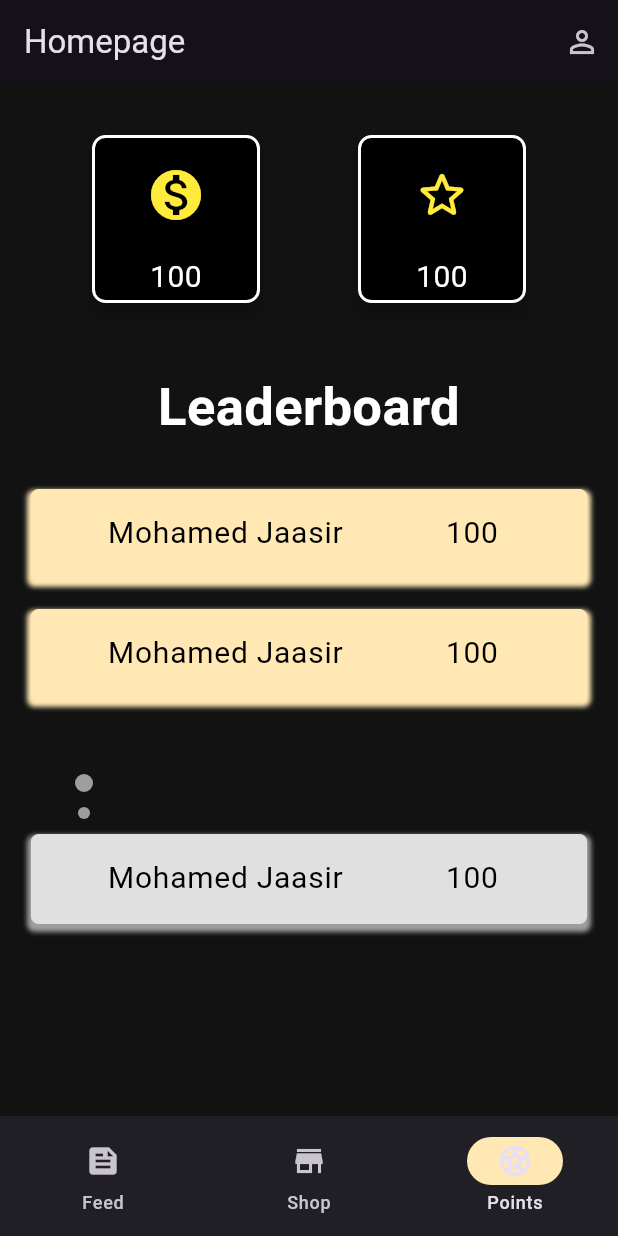
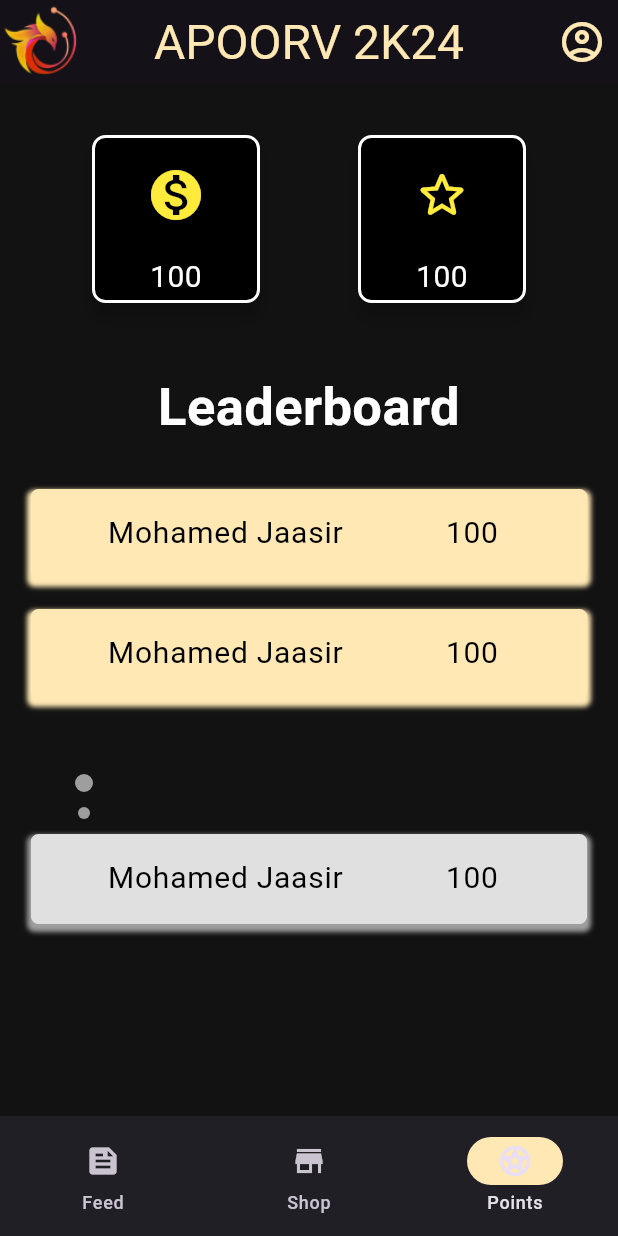
Before and after one commit to siddharthO3/Apoorv-App, a Flutter app: the HomePage screen opened by its route, item 3 of the bottom bar chosen, on a phone screen of 412 x 824 dp. Run offline on Flutter 3.47's test engine with Material 3 defaults, Android fonts, the phone set to English and light mode, and no system bars; our stand-ins replace firebase_core, flutter_dotenv, qr_flutter; accounts and stored records are empty.

```diff
--- a/lib/constants.dart
+++ b/lib/constants.dart
@@ -1,7 +1,15 @@
 import 'package:flutter/material.dart';
 
-class Constants{
+class Constants {
   static const yellowColor = Color.fromRGBO(0xFF, 0xE8, 0xB4, 1);
-  static const redColor = Color.fromRGBO(0xFB,0x41,0x69, 1);
+  static const creamColor = Color.fromRGBO(0xFD, 0xED, 0xCA, 1);
+  static const redColor = Color.fromRGBO(0xFB, 0x41, 0x69, 1);
+  static const greenColor = Color.fromRGBO(0x45, 0x97, 0x05, 1);
+  static const redColorAlt = Color.fromRGBO(0x45, 0x97, 0x05, 1);
+  static const whiteColor = Colors.white;
+
+  static const gradientHigh = Color.fromRGBO(0xFF, 0xC3, 0xAE, 1);
+  static const gradientLow = Color.fromRGBO(0xFF, 0xE8, 0xB4, 1);
+
   static const gap = SizedBox(height: 16);
 }
--- a/lib/screens/homepage/feed/feed.dart
+++ b/lib/screens/homepage/feed/feed.dart
@@ -5,7 +5,7 @@ class FeedScreen extends StatelessWidget{
 
   @override
   Widget build(BuildContext context){
-    return Scaffold(
+    return const Scaffold(
       body:
           Center(
             child: Text("Feed"),
--- a/lib/screens/homepage/homepage.dart
+++ b/lib/screens/homepage/homepage.dart
@@ -1,8 +1,9 @@
+import 'package:apoorv_app/constants.dart';
+import 'package:apoorv_app/screens/profile.dart';
 import 'package:flutter/material.dart';
 
-import 'package:apoorv_app/constants.dart';
 import './points/points.dart';
-import './Feed/feed.dart';
+import './feed/feed.dart';
 import './shop/shop.dart';
 
 class HomePage extends StatefulWidget {
@@ -17,28 +18,33 @@ int currentPageIndex = 0;
 
 class _HomePageState extends State<HomePage> {
   List screens=[
-    FeedScreen(),
-    ShopScreen(),
-    PointsScreen()
+    const FeedScreen(),
+    const ShopScreen(),
+    const PointsScreen()
   ];
   @override
   Widget build(BuildContext context) {
     return Scaffold(
-      drawer: Drawer(
-        child: Center(
-          child: Text("Drawer"),
+      appBar: AppBar(
+        titleTextStyle: const TextStyle(color: Constants.yellowColor),
+        // automaticallyImplyLeading: false,
+        centerTitle: true,
+        title: const Text(
+          "APOORV 2K24",
+          style: TextStyle(fontSize: 32),
         ),
-      ),
-      appBar: AppBar(
-        automaticallyImplyLeading: false,
-        title: Text("Homepage"),
+        leading: Image.asset(
+          'assets/images/phoenix_74.png',
+          fit: BoxFit.fitHeight,
+        ),
         actions: [
           Builder(builder: (context) {
             return IconButton(
-                onPressed: () {
-                  Scaffold.of(context).openDrawer();
-                },
-                icon: Icon(Icons.perm_identity));
+              onPressed: ()=> Navigator.of(context).pushNamed(ProfileScreen.routeName),
+              icon: const Icon(Icons.account_circle_outlined),
+              iconSize: 32,
+              color: Constants.yellowColor,
+            );
           }),
         ],
       ),
--- a/lib/screens/homepage/shop/shop.dart
+++ b/lib/screens/homepage/shop/shop.dart
@@ -5,7 +5,7 @@ class ShopScreen extends StatelessWidget{
 
   @override
   Widget build(BuildContext context){
-    return Scaffold(
+    return const Scaffold(
       body:
         Center(
           child: Text("Shops"),
--- a/lib/widgets/leaderboard-widget/leaderboard_card.dart
+++ b/lib/widgets/leaderboard-widget/leaderboard_card.dart
@@ -27,7 +27,7 @@ class LeaderboardCard extends StatelessWidget{
         break;
     }
     return Padding(
-      padding: EdgeInsets.symmetric(vertical: 10,),
+      padding: const EdgeInsets.symmetric(vertical: 10,),
       child:
       Container(
           height: 60,
@@ -39,7 +39,7 @@ class LeaderboardCard extends StatelessWidget{
                 color: color ?? Colors.grey,
                 spreadRadius: 2,
                 blurRadius: 2,
-                offset: Offset(0, 3),
+                offset: const Offset(0, 3),
               )
             ],
             border: Border.all(
@@ -55,13 +55,13 @@ class LeaderboardCard extends StatelessWidget{
                 mainAxisAlignment: MainAxisAlignment.spaceAround,
                 children: [
                   Text(name!,
-                    style: TextStyle(
+                    style: const TextStyle(
                       fontSize: 20,
                       color: Colors.black,
                     ),
                   ),
                   Text('$points',
-                    style: TextStyle(
+                    style: const TextStyle(
                       fontSize: 20,
                       color: Colors.black,
                     ),
--- a/lib/widgets/score-card/score_card.dart
+++ b/lib/widgets/score-card/score_card.dart
@@ -1,5 +1,4 @@
 import 'package:flutter/material.dart';
-import 'package:flutter/cupertino.dart';
 
 class ScoreCard extends StatelessWidget{
 
@@ -14,7 +13,7 @@ class ScoreCard extends StatelessWidget{
 
   @override
   Widget build(BuildContext context){
-    return Container(
+    return SizedBox(
       width: 120,
       height: 120,
       child:
@@ -22,7 +21,7 @@ class ScoreCard extends StatelessWidget{
             elevation: 5,
             color: Colors.black,
             shape: RoundedRectangleBorder(
-              side: BorderSide(
+              side: const BorderSide(
                 color: Colors.white,
                 width: 2.0,
               ),
@@ -32,7 +31,7 @@ class ScoreCard extends StatelessWidget{
               Column(
                 children: [
                   Padding(
-                    padding: EdgeInsets.symmetric(vertical: 20),
+                    padding: const EdgeInsets.symmetric(vertical: 20),
                     child: Icon(
                       icon!,
                       color: Colors.yellow,
@@ -41,7 +40,7 @@ class ScoreCard extends StatelessWidget{
                   ),
 
                   Text(value!,
-                    style: TextStyle(
+                    style: const TextStyle(
                       color: Colors.white,
                       fontSize: 20,
                     ),
```
Also changed, not shown: lib/main.dart (+15 -13 lines), lib/screens/homepage/points/points_transfer.dart (+4 -4 lines), lib/screens/profile.dart (added, +86 -0 lines), lib/screens/signup-flow/signup.dart (+0 -17 lines), pubspec.yaml (+13 -2 lines), assets/fonts/Raleway/Raleway-Bold.ttf (added), assets/fonts/Raleway/Raleway-Italic.ttf (added), assets/fonts/Raleway/Raleway-Light.ttf (added), assets/fonts/Raleway/Raleway-Regular.ttf (added), assets/fonts/Raleway/Raleway-SemiBold.ttf (added), assets/images/phoenix_74.png (added), lib/widgets/signup-flow/qr/generate_image.dart (added), lib/widgets/signup-flow/sign_in_with_google.dart (renamed from lib/widgets/signup-flow/signInWithGoogle.dart), pubspec.lock.
